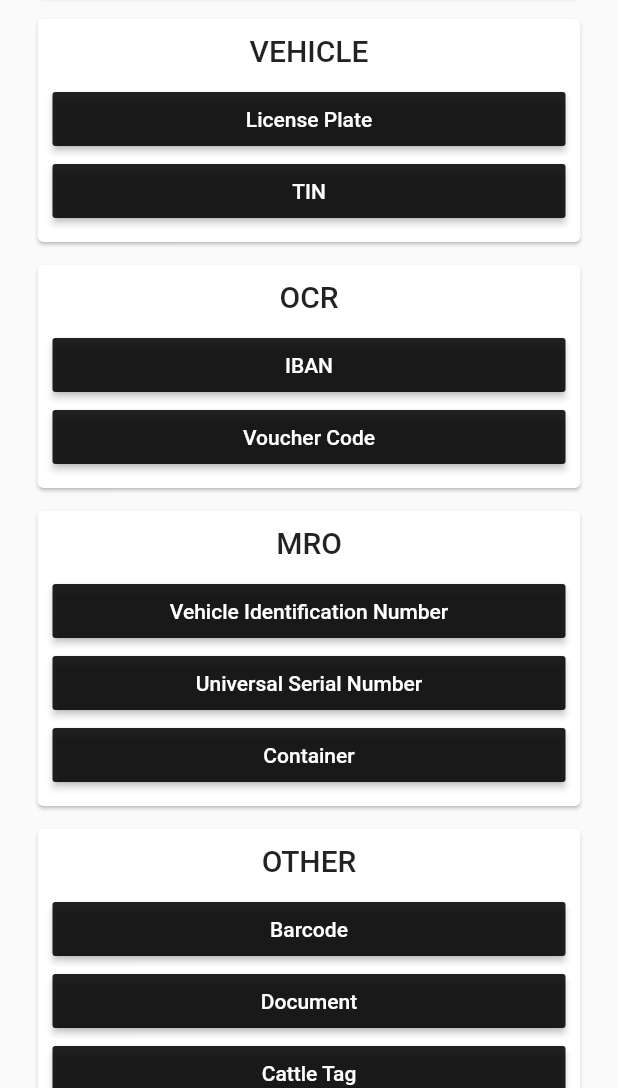
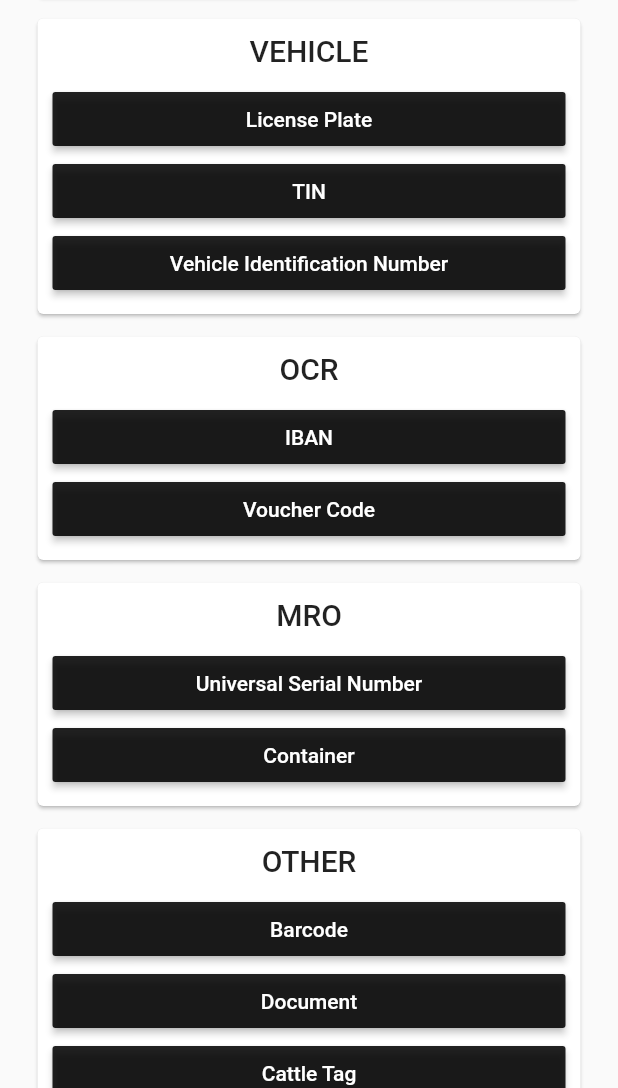
Before and after one commit to Anyline/anyline-ocr-flutter-module, a Flutter app: the screen it shows after launch, scrolled down 576 dp, on a phone screen of 412 x 824 dp, the part 148-1236 px from its top. Run offline on Flutter 3.47's test engine with Material 2 defaults, Android fonts, the phone set to English and light mode, and no system bars; our stand-ins replace permission_handler, photo_view, shared_preferences; project files that could hold a hidden picture were left out.

Commit message:
Button reordering

```diff
--- a/example/lib/main.dart
+++ b/example/lib/main.dart
@@ -58,7 +58,7 @@ class _AnylineDemoState extends State<AnylineDemo> {
       sdkVersion = await AnylinePlugin.sdkVersion;
       anylinePlugin = AnylinePlugin();
     } on PlatformException {
-      sdkVersion = 'Failed to get platform version.';
+      sdkVersion = 'Failed to get SDK version.';
     }
     if (!mounted) return;
     setState(() {
@@ -92,8 +92,8 @@ class _AnylineDemoState extends State<AnylineDemo> {
     String configJson = await _loadJsonConfigFromFile(mode.key);
 
     String stringResult = await anylinePlugin.startScanning(configJson);
+
     Map<String, dynamic> jsonResult = jsonDecode(stringResult);
-
     return Result(jsonResult, mode, DateTime.now());
   }
 
@@ -173,6 +173,7 @@ class _AnylineDemoState extends State<AnylineDemo> {
               [
                 _scanButton(ScanMode.LicensePlate),
                 _scanButton(ScanMode.TIN),
+                _scanButton(ScanMode.VIN),
               ],
             ),
             _useCase(
@@ -185,7 +186,6 @@ class _AnylineDemoState extends State<AnylineDemo> {
             _useCase(
               'MRO',
               [
-                _scanButton(ScanMode.VIN),
                 _scanButton(ScanMode.USNR),
                 _scanButton(ScanMode.ContainerShip),
               ],
--- a/pubspec.yaml
+++ b/pubspec.yaml
@@ -13,9 +13,11 @@ dependencies:
     sdk: flutter
   permission_handler: ^5.0.1+1
 
+
 dev_dependencies:
   flutter_test:
     sdk: flutter
+
 
 # For information on the generic Dart part of this file, see the
 # following page: https://dart.dev/tools/pub/pubspec
```
Also changed, not shown: example/pubspec.lock, pubspec.lock.
